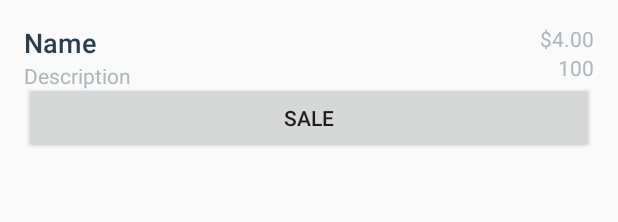
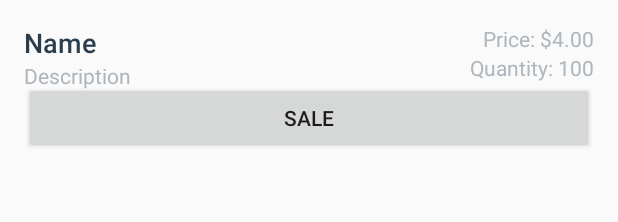
Before and after one commit to joelemerson/StoreStocker, an Android app: the layout list_item.xml on its own in the app's theme, with its tools: preview values and no code run, on a phone screen of 412 x 824 dp. Shown: the top 222 px of the screen. Run offline under Robolectric (Android 15) with nearby library versions, the phone set to English and light mode, and no system bars.

Commit message:
Fixed dollar sign in thelist view

```diff
--- a/app/src/main/res/layout/list_item.xml
+++ b/app/src/main/res/layout/list_item.xml
@@ -42,7 +42,17 @@
         android:layout_height="wrap_content"
         android:layout_alignParentRight="true"
         android:fontFamily="sans-serif"
-        android:text="$4.00"
+        android:text="4.00"
+        android:textAppearance="?android:textAppearanceSmall"
+        android:textColor="#AEB6BD"/>
+
+    <TextView
+        android:id="@+id/price_text"
+        android:layout_width="wrap_content"
+        android:layout_height="wrap_content"
+        android:layout_toLeftOf="@id/price"
+        android:fontFamily="sans-serif"
+        android:text="@string/price_text"
         android:textAppearance="?android:textAppearanceSmall"
         android:textColor="#AEB6BD"/>
 
@@ -57,6 +67,17 @@
         android:textAppearance="?android:textAppearanceSmall"
         android:textColor="#AEB6BD"/>
 
+    <TextView
+        android:id="@+id/quantity_text"
+        android:layout_width="wrap_content"
+        android:layout_height="wrap_content"
+        android:layout_toLeftOf="@id/quantity"
+        android:layout_below="@id/price"
+        android:fontFamily="sans-serif"
+        android:text="Quantity: "
+        android:textAppearance="?android:textAppearanceSmall"
+        android:textColor="#AEB6BD"/>
+
     <Button
         android:text="Sale"
         android:layout_width="match_parent"
--- a/app/src/main/res/values/strings.xml
+++ b/app/src/main/res/values/strings.xml
@@ -109,4 +109,5 @@
     <string name="image_label">Image</string>
     <string name="nameRequired">Name is required.</string>
     <string name="manufacturer_label">Manufacturer</string>
+    <string name="price_text">Price: $</string>
 </resources>
```
